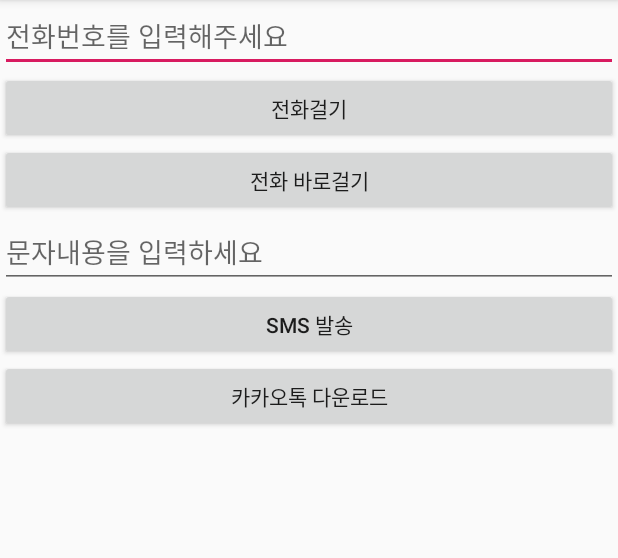
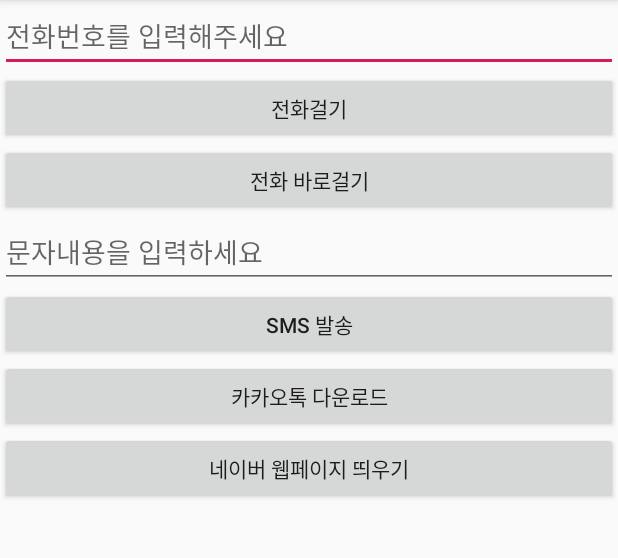
Before and after one commit to luvyoon/GoogleIntent_20181222_01, an Android app: the screen it shows after launch (MainActivity), on a phone screen of 412 x 824 dp, the part 84-642 px from its top. Run offline under Robolectric (Android 15) with nearby library versions, the phone set to English and light mode, and no system bars; 1 statement that could not run was skipped.

Commit message:
웹 페이지 링크 띄우기

```diff
--- a/app/src/main/java/kr/tjeit/googleintent_20181222_01/MainActivity.java
+++ b/app/src/main/java/kr/tjeit/googleintent_20181222_01/MainActivity.java
@@ -19,6 +19,7 @@ public class MainActivity extends BaseActivity{
     Button contentEdt;
     Button smsEdt;
     Button kakakoMarketLinkBtn;
+    Button naverWeblinkBtn;
 
     @Override
     protected void onCreate(Bundle savedInstanceState) {
@@ -34,6 +35,18 @@ public class MainActivity extends BaseActivity{
 
     @Override
     public void setupEvents() {
+
+        naverWeblinkBtn.setOnClickListener(new View.OnClickListener() {
+            @Override
+            public void onClick(View v) {
+                String naverUrl= "http://www.naver.com";
+                Uri uri = Uri.parse(naverUrl);
+                Intent intent = new Intent(Intent.ACTION_VIEW,uri);
+                startActivity(intent);
+
+
+            }
+        });
 
         kakakoMarketLinkBtn.setOnClickListener(new View.OnClickListener() {
             @Override
@@ -105,6 +118,7 @@ public class MainActivity extends BaseActivity{
         contentEdt =findViewById(R.id.contentEdt);
         smsEdt = findViewById(R.id.smsBtn);
         kakakoMarketLinkBtn = findViewById(R.id.kakakoMarketLinkBtn);
+        naverWeblinkBtn = findViewById(R.id.naverWeblinkBtn);
 
     }
 }
--- a/app/src/main/res/layout/activity_main.xml
+++ b/app/src/main/res/layout/activity_main.xml
@@ -52,6 +52,12 @@
         android:text="카카오톡 다운로드"
         />
 
+    <Button
+        android:id="@+id/naverWeblinkBtn"
+        android:layout_width="match_parent"
+        android:layout_height="wrap_content"
+        android:text="네이버 웹페이지 띄우기"/>
+
 
 
 
```
